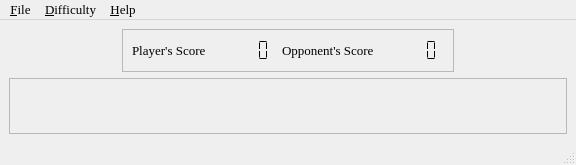
Qt form ui.d/maxit.ui (nurfalie/maxit) before a commit.
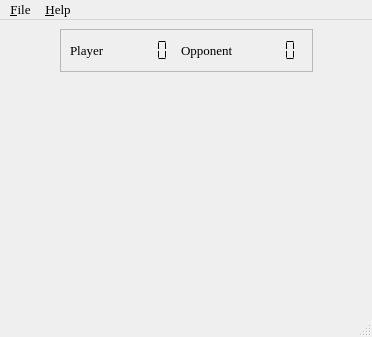
The same form after that commit.

```diff
--- a/ui.d/maxit.ui
+++ b/ui.d/maxit.ui
@@ -5,8 +5,8 @@
    <rect>
     <x>0</x>
     <y>0</y>
-    <width>576</width>
-    <height>165</height>
+    <width>372</width>
+    <height>337</height>
    </rect>
   </property>
   <property name="font" >
@@ -61,7 +61,7 @@
               </sizepolicy>
              </property>
              <property name="text" >
-              <string>Player's Score</string>
+              <string>Player</string>
              </property>
             </widget>
            </item>
@@ -94,7 +94,7 @@
               </sizepolicy>
              </property>
              <property name="text" >
-              <string>Opponent's Score</string>
+              <string>Opponent</string>
              </property>
             </widget>
            </item>
@@ -136,6 +136,19 @@
     </item>
     <item>
      <layout class="QHBoxLayout" >
+      <item>
+       <spacer>
+        <property name="orientation" >
+         <enum>Qt::Horizontal</enum>
+        </property>
+        <property name="sizeHint" >
+         <size>
+          <width>40</width>
+          <height>20</height>
+         </size>
+        </property>
+       </spacer>
+      </item>
       <item>
        <widget class="QFrame" name="boardframe" >
         <property name="font" >
@@ -152,6 +165,19 @@
         </property>
        </widget>
       </item>
+      <item>
+       <spacer>
+        <property name="orientation" >
+         <enum>Qt::Horizontal</enum>
+        </property>
+        <property name="sizeHint" >
+         <size>
+          <width>40</width>
+          <height>20</height>
+         </size>
+        </property>
+       </spacer>
+      </item>
      </layout>
     </item>
    </layout>
@@ -161,8 +187,8 @@
     <rect>
      <x>0</x>
      <y>0</y>
-     <width>576</width>
-     <height>22</height>
+     <width>372</width>
+     <height>28</height>
     </rect>
    </property>
    <widget class="QMenu" name="menu_File" >
@@ -179,14 +205,7 @@
     </property>
     <addaction name="action_About" />
    </widget>
-   <widget class="QMenu" name="menu_Difficulty" >
-    <property name="title" >
-     <string>&amp;Difficulty</string>
-    </property>
-    <addaction name="action_Easy" />
-   </widget>
    <addaction name="menu_File" />
-   <addaction name="menu_Difficulty" />
    <addaction name="menu_Help" />
   </widget>
   <widget class="QStatusBar" name="statusbar" />
```
Left out of the diff: 13 changed lines with no effect on the pictures.
